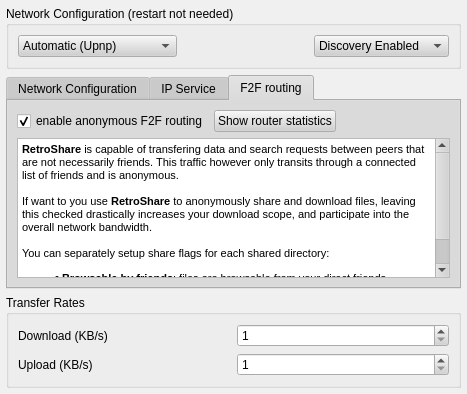
Above: retroshare-gui/src/gui/settings/ServerPage.ui from RetroShare/RetroShare before the change. Below: the same form after it.
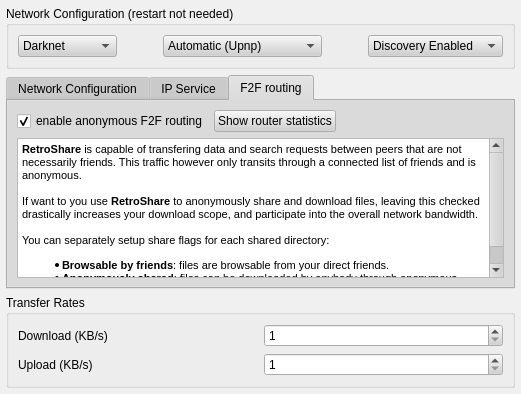
That is the form after the change. The open tabs and pages were chosen to show the change.

Commit message: added Darknet/Web of Trust Combobox

```diff
--- a/retroshare-gui/src/gui/settings/ServerPage.ui
+++ b/retroshare-gui/src/gui/settings/ServerPage.ui
@@ -510,7 +510,34 @@
       <item>
        <layout class="QHBoxLayout" name="horizontalLayout_2">
         <item>
-         <layout class="QHBoxLayout"/>
+         <widget class="QComboBox" name="comboBoxdarknetwot">
+          <item>
+           <property name="text">
+            <string>Darknet</string>
+           </property>
+          </item>
+          <item>
+           <property name="text">
+            <string>Web of Trust</string>
+           </property>
+          </item>
+         </widget>
+        </item>
+        <item>
+         <spacer name="horizontalSpacer_2">
+          <property name="orientation">
+           <enum>Qt::Horizontal</enum>
+          </property>
+          <property name="sizeType">
+           <enum>QSizePolicy::Minimum</enum>
+          </property>
+          <property name="sizeHint" stdset="0">
+           <size>
+            <width>40</width>
+            <height>20</height>
+           </size>
+          </property>
+         </spacer>
         </item>
         <item>
          <widget class="QComboBox" name="netModeComboBox">
@@ -536,6 +563,9 @@
           <property name="orientation">
            <enum>Qt::Horizontal</enum>
           </property>
+          <property name="sizeType">
+           <enum>QSizePolicy::Minimum</enum>
+          </property>
           <property name="sizeHint" stdset="0">
            <size>
             <width>40</width>
@@ -832,7 +862,7 @@
           <string>&lt;!DOCTYPE HTML PUBLIC &quot;-//W3C//DTD HTML 4.0//EN&quot; &quot;http://www.w3.org/TR/REC-html40/strict.dtd&quot;&gt;
 &lt;html&gt;&lt;head&gt;&lt;meta name=&quot;qrichtext&quot; content=&quot;1&quot; /&gt;&lt;style type=&quot;text/css&quot;&gt;
 p, li { white-space: pre-wrap; }
-&lt;/style&gt;&lt;/head&gt;&lt;body style=&quot; font-family:'DejaVu Sans'; font-size:10pt; font-weight:400; font-style:normal;&quot;&gt;
+&lt;/style&gt;&lt;/head&gt;&lt;body style=&quot; font-family:'MS Shell Dlg 2'; font-size:8.25pt; font-weight:400; font-style:normal;&quot;&gt;
 &lt;p style=&quot; margin-top:0px; margin-bottom:0px; margin-left:0px; margin-right:0px; -qt-block-indent:0; text-indent:0px;&quot;&gt;&lt;span style=&quot; font-family:'Sans'; font-size:8pt; font-weight:600;&quot;&gt;RetroShare&lt;/span&gt;&lt;span style=&quot; font-family:'Sans'; font-size:8pt;&quot;&gt; is capable of transfering data and search requests between peers that are not necessarily friends. This traffic however only transits through a connected list of friends and is anonymous.&lt;/span&gt;&lt;/p&gt;
 &lt;p style=&quot;-qt-paragraph-type:empty; margin-top:0px; margin-bottom:0px; margin-left:0px; margin-right:0px; -qt-block-indent:0; text-indent:0px; font-family:'Sans'; font-size:8pt;&quot;&gt;&lt;/p&gt;
 &lt;p style=&quot; margin-top:0px; margin-bottom:0px; margin-left:0px; margin-right:0px; -qt-block-indent:0; text-indent:0px;&quot;&gt;&lt;span style=&quot; font-family:'Sans'; font-size:8pt;&quot;&gt;If want to you use &lt;/span&gt;&lt;span style=&quot; font-family:'Sans'; font-size:8pt; font-weight:600;&quot;&gt;RetroShare&lt;/span&gt;&lt;span style=&quot; font-family:'Sans'; font-size:8pt;&quot;&gt; to anonymously share and download files, leaving this checked drastically increases your download scope, and participate into the overall network bandwidth. &lt;/span&gt;&lt;/p&gt;
```
